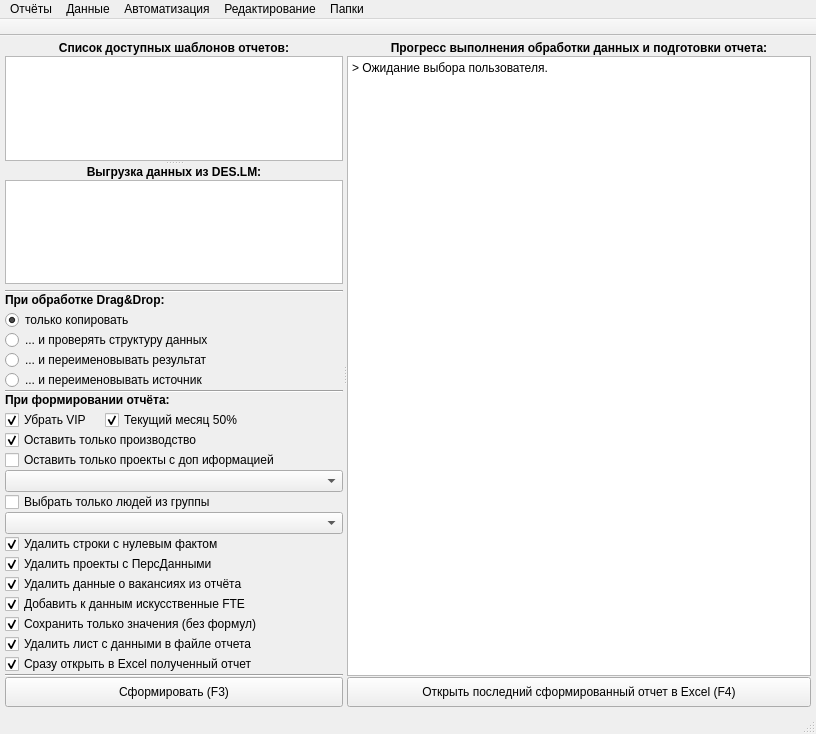
Qt form Qt5Project/Windows.ui (DIVIGL1/DES.LM.Reports) before a commit.
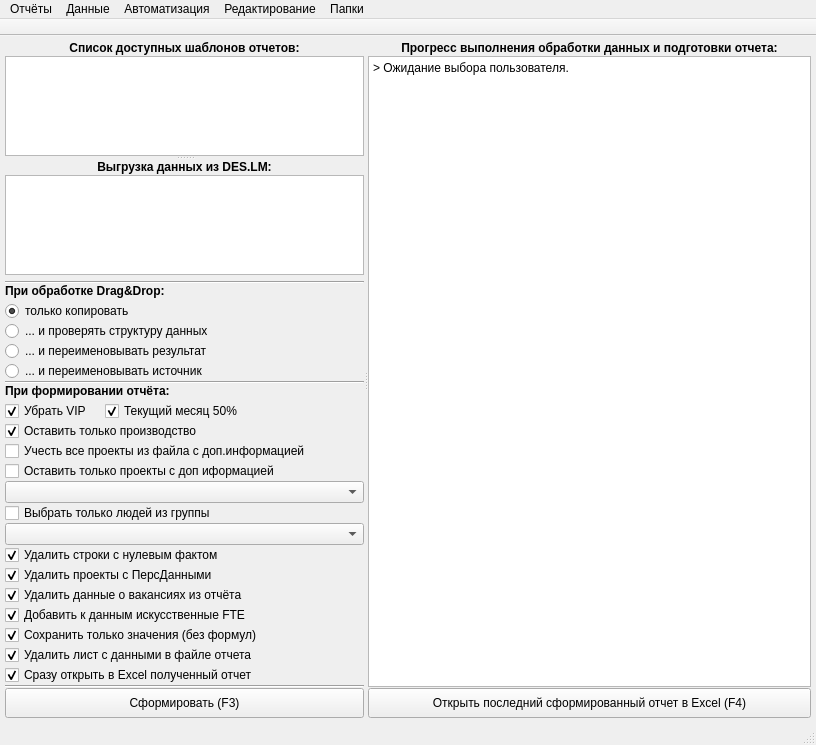
The same form after that commit.

Commit message: Added new check box.

```diff
--- a/Qt5Project/Windows.ui
+++ b/Qt5Project/Windows.ui
@@ -458,6 +458,19 @@
             </property>
            </widget>
           </item>
+          <item>
+           <widget class="QCheckBox" name="checkBoxAddProjectsWithAdd">
+            <property name="toolTip">
+             <string notr="true"/>
+            </property>
+            <property name="statusTip">
+             <string notr="true"/>
+            </property>
+            <property name="text">
+             <string notr="true">Учесть все проекты из файла с доп.информацией</string>
+            </property>
+           </widget>
+          </item>
           <item>
            <widget class="QCheckBox" name="checkBoxOnlyProjectsWithAdd">
             <property name="statusTip">
```
Left out of the diff: 9 changed lines with no effect on the pictures. The commit also changes 1 other file.
